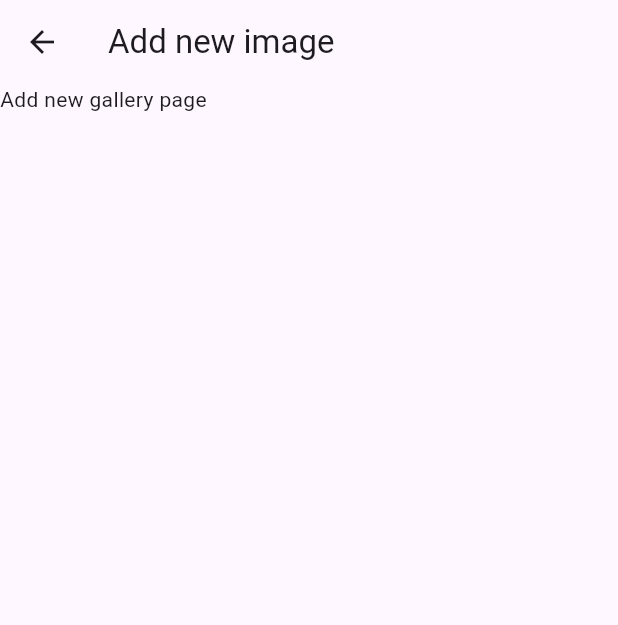
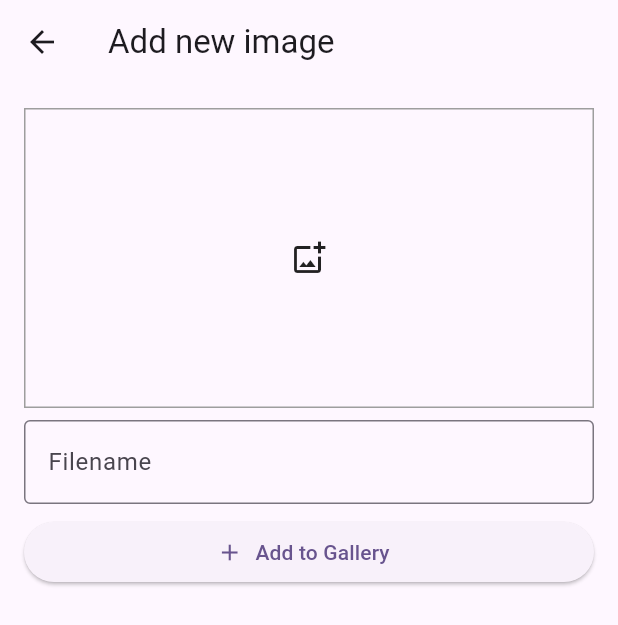
Before and after one commit to yafizh/my_gallery, a Flutter app: the GalleryCreate screen opened by its route, on a phone screen of 412 x 824 dp. Shown: the top 625 px of the screen. Run offline on Flutter 3.47's test engine with Material 3 defaults, Android fonts, the phone set to English and light mode, and no system bars; our stand-ins replace image_picker.

Commit message:
finish gallery create

```diff
--- a/lib/main.dart
+++ b/lib/main.dart
@@ -21,7 +21,7 @@
       initialRoute: '/',
       routes: {
         '/': (context) => const Home(),
-        '/galleries': (context) => const GalleryIndex(),
+        '/galleries': (context) => GalleryIndex(),
         '/gallery/create': (context) => const GalleryCreate()
       },
     );
--- a/lib/screens/gallery/gallery_create.dart
+++ b/lib/screens/gallery/gallery_create.dart
@@ -1,4 +1,9 @@
+import 'dart:io';
+
 import 'package:flutter/material.dart';
+import 'package:image_picker/image_picker.dart';
+import 'package:path_provider/path_provider.dart';
+import 'package:path/path.dart';
 
 class GalleryCreate extends StatefulWidget {
   const GalleryCreate({super.key});
@@ -8,13 +13,112 @@ class GalleryCreate extends StatefulWidget {
 }
 
 class _GalleryCreateState extends State<GalleryCreate> {
+  File? _image;
+  final TextEditingController _filename = TextEditingController();
+  String _extension = '';
+
+  final picker = ImagePicker();
+
+  Future<String> get _localPath async =>
+      (await getApplicationDocumentsDirectory()).path;
+
+  Future getImageFromGallery() async {
+    final pickedFile =
+        await picker.pickImage(source: ImageSource.gallery, imageQuality: 80);
+
+    if (pickedFile != null) {
+      setState(() {
+        _image = File(pickedFile.path);
+        _filename.text = basenameWithoutExtension((_image!.path));
+        _extension = extension((_image!.path));
+      });
+    }
+  }
+
   @override
   Widget build(BuildContext context) {
     return Scaffold(
       appBar: AppBar(
         title: const Text('Add new image'),
       ),
-      body: const Text('Add new gallery page'),
+      body: Padding(
+        padding: const EdgeInsets.symmetric(vertical: 16, horizontal: 16),
+        child: Form(
+          child: Column(
+            crossAxisAlignment: CrossAxisAlignment.stretch,
+            children: [
+              InkWell(
+                onTap: () {
+                  getImageFromGallery();
+                },
+                child: Container(
+                  height: 200,
+                  decoration:
+                      BoxDecoration(border: Border.all(color: Colors.grey)),
+                  child: _image != null
+                      ? Image.file(
+                          _image!.absolute,
+                          fit: BoxFit.cover,
+                        )
+                      : const Center(
+                          child: Icon(Icons.add_photo_alternate_outlined),
+                        ),
+                ),
+              ),
+              const SizedBox(height: 8),
+              TextFormField(
+                controller: _filename,
+                decoration: const InputDecoration(
+                    labelText: 'Filename', border: OutlineInputBorder()),
+                onChanged: (String value) {
+                  setState(() {
+                    _filename.text = value;
+                  });
+                },
+              ),
+              const SizedBox(height: 8),
+              ElevatedButton.icon(
+                  onPressed: () async {
+                    if (_image == null) {
+                      ScaffoldMessenger.of(context).showSnackBar(const SnackBar(
+                        content: Text(
+                          'Choose an image...',
+                        ),
+                        backgroundColor: Colors.red,
+                      ));
+                      return;
+                    }
+
+                    final path = await _localPath;
+                    await Directory('$path/my_gallery').create();
+                    _image!
+                        .copy('$path/my_gallery/${_filename.text}$_extension');
+
+                    setState(() {
+                      _image = null;
+                      _filename.text = '';
+                      _extension = '';
+                    });
+
+                    ScaffoldMessenger.of(context).clearSnackBars();
+                    ScaffoldMessenger.of(context).showSnackBar(SnackBar(
+                      content: const Text(
+                        'Success add image to gallery...',
+                      ),
+                      backgroundColor: Colors.green,
+                      action: SnackBarAction(
+                          label: 'Go to gallery',
+                          onPressed: () {
+                            Navigator.pushNamed(context, '/galleries');
+                          }),
+                    ));
+                  },
+                  icon: const Icon(Icons.add),
+                  label: const Text('Add to Gallery'))
+            ],
+          ),
+        ),
+      ),
     );
   }
 }
--- a/pubspec.yaml
+++ b/pubspec.yaml
@@ -35,6 +35,9 @@ dependencies:
   # The following adds the Cupertino Icons font to your application.
   # Use with the CupertinoIcons class for iOS style icons.
   cupertino_icons: ^1.0.6
+  image_picker: ^1.1.1
+  path_provider: ^2.1.3
+  path: ^1.9.0
 
 dev_dependencies:
   flutter_test:
```
Also changed, not shown: pubspec.lock, 5 other files.
